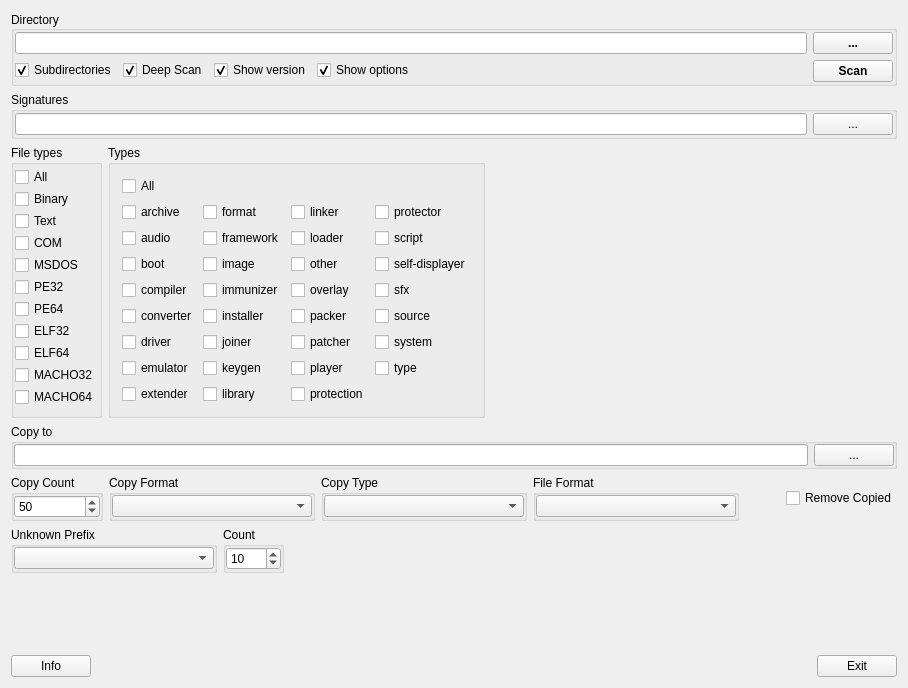
Qt form gui_source/guimainwindow.ui (horsicq/DIE-sort) before a commit.
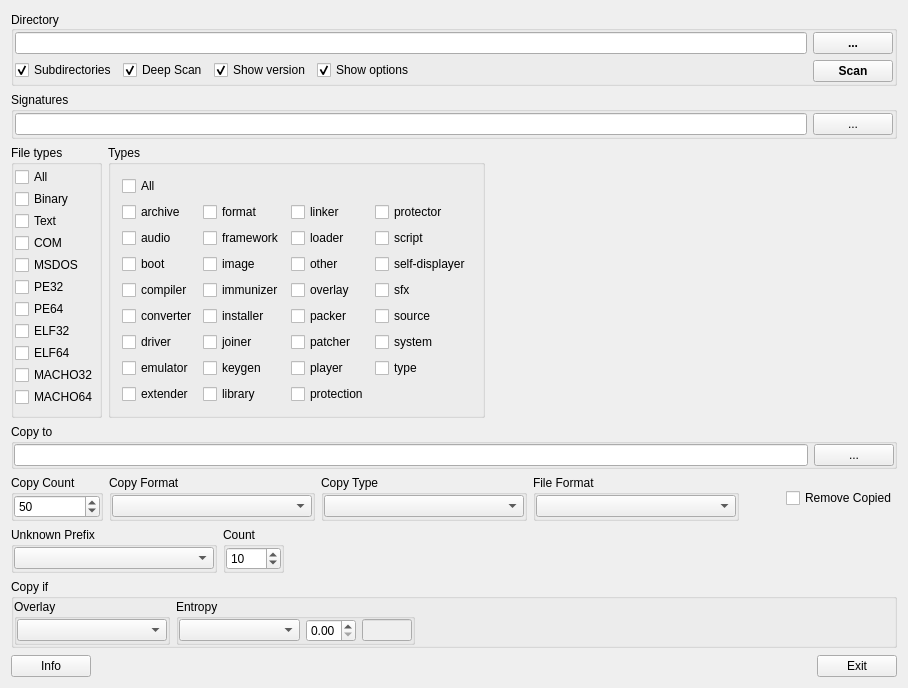
The same form after that commit.

```diff
--- a/gui_source/guimainwindow.ui
+++ b/gui_source/guimainwindow.ui
@@ -14,7 +14,7 @@
    <string notr="true">GuiMainWindow</string>
   </property>
   <widget class="QWidget" name="centralWidget">
-   <layout class="QVBoxLayout" name="verticalLayout_5">
+   <layout class="QVBoxLayout" name="verticalLayout_7">
     <item>
      <widget class="QGroupBox" name="groupBoxDirectory">
       <property name="title">
@@ -786,6 +786,141 @@
       </item>
      </layout>
     </item>
+    <item>
+     <widget class="QGroupBox" name="groupBoxCopyIf">
+      <property name="title">
+       <string>Copy if</string>
+      </property>
+      <layout class="QHBoxLayout" name="horizontalLayout_11">
+       <property name="leftMargin">
+        <number>0</number>
+       </property>
+       <property name="topMargin">
+        <number>0</number>
+       </property>
+       <property name="rightMargin">
+        <number>0</number>
+       </property>
+       <property name="bottomMargin">
+        <number>0</number>
+       </property>
+       <item>
+        <widget class="QGroupBox" name="groupBoxOverlay">
+         <property name="title">
+          <string>Overlay</string>
+         </property>
+         <layout class="QVBoxLayout" name="verticalLayout_5">
+          <property name="leftMargin">
+           <number>0</number>
+          </property>
+          <property name="topMargin">
+           <number>0</number>
+          </property>
+          <property name="rightMargin">
+           <number>0</number>
+          </property>
+          <property name="bottomMargin">
+           <number>0</number>
+          </property>
+          <item>
+           <widget class="QComboBox" name="comboBoxOverlay">
+            <property name="minimumSize">
+             <size>
+              <width>150</width>
+              <height>0</height>
+             </size>
+            </property>
+           </widget>
+          </item>
+         </layout>
+        </widget>
+       </item>
+       <item>
+        <widget class="QGroupBox" name="groupBoxOverlay_2">
+         <property name="title">
+          <string>Entropy</string>
+         </property>
+         <layout class="QHBoxLayout" name="horizontalLayout_12">
+          <property name="leftMargin">
+           <number>0</number>
+          </property>
+          <property name="topMargin">
+           <number>0</number>
+          </property>
+          <property name="rightMargin">
+           <number>0</number>
+          </property>
+          <property name="bottomMargin">
+           <number>0</number>
+          </property>
+          <item>
+           <widget class="QComboBox" name="comboBoxEntropy">
+            <property name="maximumSize">
+             <size>
+              <width>150</width>
+              <height>16777215</height>
+             </size>
+            </property>
+           </widget>
+          </item>
+          <item>
+           <widget class="QDoubleSpinBox" name="doubleSpinBoxEntropy">
+            <property name="maximumSize">
+             <size>
+              <width>50</width>
+              <height>16777215</height>
+             </size>
+            </property>
+            <property name="maximum">
+             <double>8.000000000000000</double>
+            </property>
+           </widget>
+          </item>
+          <item>
+           <widget class="QLineEdit" name="lineEditEntropy">
+            <property name="enabled">
+             <bool>false</bool>
+            </property>
+            <property name="maximumSize">
+             <size>
+              <width>50</width>
+              <height>16777215</height>
+             </size>
+            </property>
+           </widget>
+          </item>
+         </layout>
+        </widget>
+       </item>
+       <item>
+        <spacer name="horizontalSpacer_7">
+         <property name="orientation">
+          <enum>Qt::Horizontal</enum>
+         </property>
+         <property name="sizeHint" stdset="0">
+          <size>
+           <width>40</width>
+           <height>20</height>
+          </size>
+         </property>
+        </spacer>
+       </item>
+       <item>
+        <spacer name="horizontalSpacer_6">
+         <property name="orientation">
+          <enum>Qt::Horizontal</enum>
+         </property>
+         <property name="sizeHint" stdset="0">
+          <size>
+           <width>236</width>
+           <height>20</height>
+          </size>
+         </property>
+        </spacer>
+       </item>
+      </layout>
+     </widget>
+    </item>
     <item>
      <spacer name="verticalSpacer">
       <property name="orientation">
```
